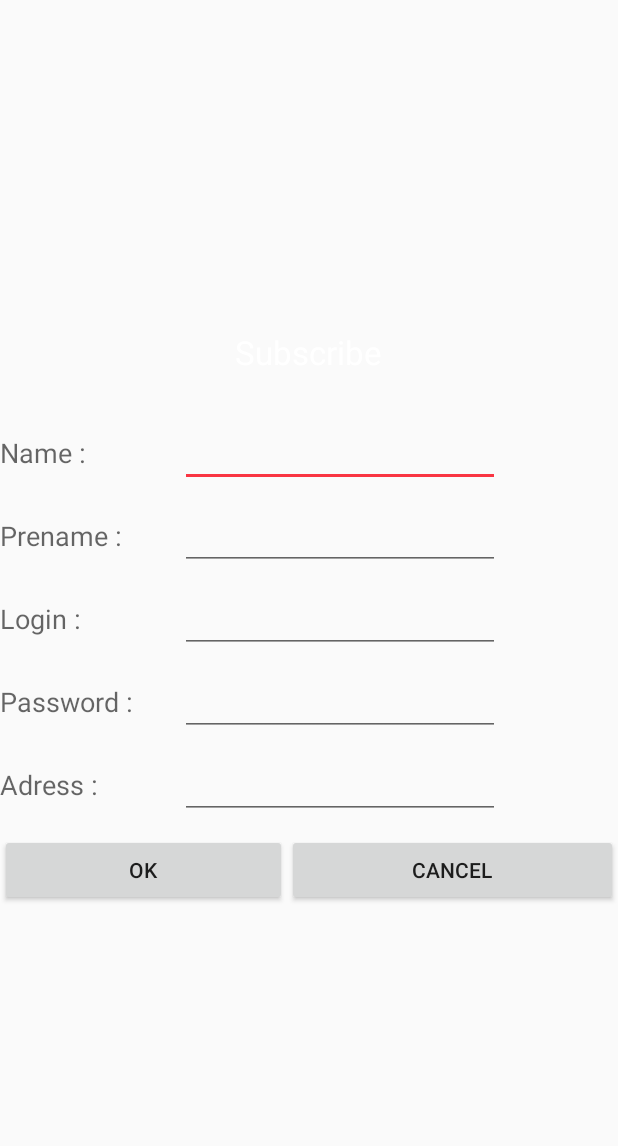
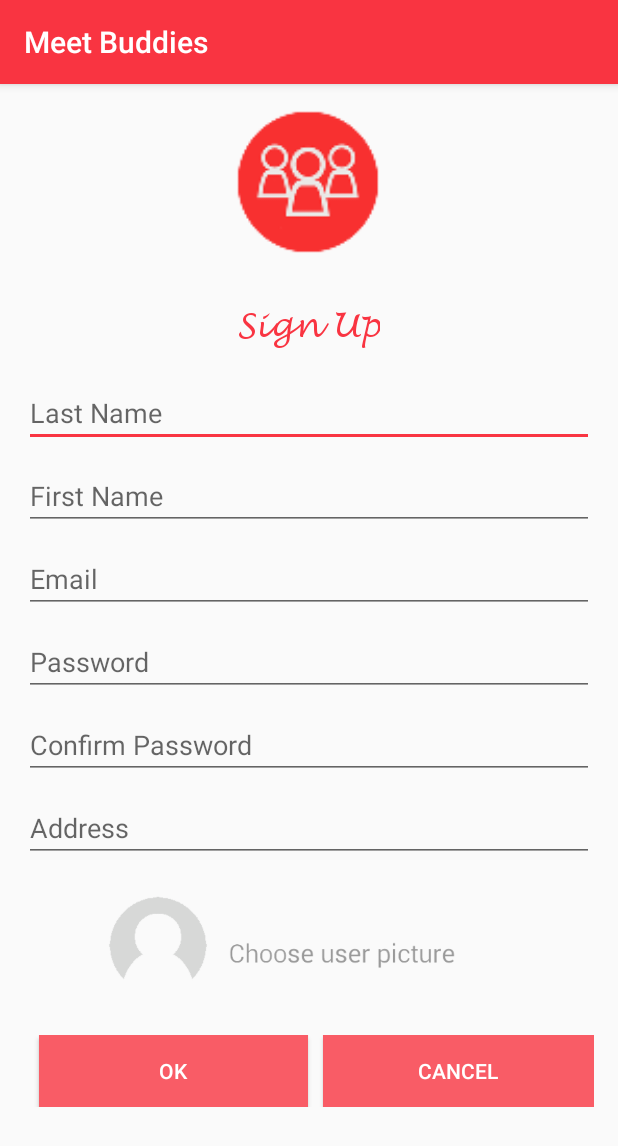
Before and after one commit to maxamillion32/meetBuddies, an Android app: the SignUp screen opened directly, with no data from a screen before it, on a phone screen of 412 x 824 dp. Shown: the top 1146 px of the screen. Run offline under Robolectric (Android 15) with nearby library versions, the phone set to English and light mode, and no system bars.

Commit message:
Sign Up GUI

```diff
--- a/app/src/main/AndroidManifest.xml
+++ b/app/src/main/AndroidManifest.xml
@@ -39,7 +39,7 @@
                 <category android:name="android.intent.category.LAUNCHER" />
             </intent-filter>
         </activity>
-        <activity android:name=".SignUp"></activity>
+        <activity android:name=".SignUp" android:label="@string/app_name"></activity>
         <!--
              The API key for Google Maps-based APIs is defined as a string resource.
              (See the file "res/values/google_maps_api.xml").
--- a/app/src/main/java/com/mk/meetbuddies/SignUp.java
+++ b/app/src/main/java/com/mk/meetbuddies/SignUp.java
@@ -3,8 +3,10 @@ package com.mk.meetbuddies;
 import android.app.Activity;
 import android.app.ProgressDialog;
 import android.content.Intent;
+import android.graphics.Typeface;
 import android.os.AsyncTask;
 import android.os.Bundle;
+import android.support.v7.app.AppCompatActivity;
 import android.util.Log;
 import android.view.MenuItem;
 import android.view.View;
@@ -22,24 +24,27 @@ import org.json.JSONObject;
 
 import java.util.ArrayList;
 
-public class SignUp extends Activity {
+public class SignUp extends AppCompatActivity {
 
     private SubscribeTask subTask = null;
     private Button bOk, bCancel;
-    private TextView name, prename, login, password, photoUrl, adress;
+    private TextView name, prename, login, password, photoUrl, adress, title;
+    private Typeface font;
 
     @Override
     protected void onCreate(Bundle savedInstanceState) {
         super.onCreate(savedInstanceState);
         setContentView(R.layout.activity_sign_up);
-
+        font = Typeface.createFromAsset(getAssets(), "lucida.ttf");
         name = (TextView) findViewById(R.id.tname);
+        title= (TextView) findViewById(R.id.sign_up_label);
         prename = (TextView) findViewById(R.id.tprename);
         login = (TextView) findViewById(R.id.tlogin);
         password = (TextView) findViewById(R.id.tpassword);
         //photoUrl = (TextView) findViewById(R.id.tphotourl);
         adress = (TextView) findViewById(R.id.tadress);
 
+        title.setTypeface(font);
         bOk = (Button) findViewById(R.id.bok);
         bOk.setOnClickListener(new OnClickListener() {
 
@@ -72,7 +77,7 @@ public class SignUp extends Activity {
 
         });
     }
-
+/*
     @Override
     public boolean onMenuItemSelected(int featureId, MenuItem item) {
         // TODO Auto-generated method stub
@@ -84,7 +89,7 @@ public class SignUp extends Activity {
 
         return super.onMenuItemSelected(featureId, item);
     }
-
+*/
     public boolean verify() {
         if (name.getText().toString().equals("")) {
             name.setError("Empty Field name");
--- a/app/src/main/res/layout/activity_sign_up.xml
+++ b/app/src/main/res/layout/activity_sign_up.xml
@@ -1,28 +1,38 @@
 <?xml version="1.0" encoding="utf-8"?>
-<LinearLayout xmlns:android="http://schemas.android.com/apk/res/android"
-    xmlns:tools="http://schemas.android.com/tools"
-    android:id="@+id/LinearLayout1"
-    android:layout_width="match_parent"
-    android:layout_height="match_parent"
-    android:gravity="center_vertical"
-    android:orientation="vertical"
+<ScrollView xmlns:android="http://schemas.android.com/apk/res/android"
+    xmlns:tools="http://schemas.android.com/tools" android:layout_width="match_parent"
+    android:layout_height="match_parent" android:gravity="center_horizontal"
+    android:orientation="vertical" android:paddingBottom="@dimen/activity_vertical_margin"
+    android:paddingLeft="@dimen/activity_horizontal_margin"
+    android:paddingRight="@dimen/activity_horizontal_margin"
+    android:paddingTop="@dimen/activity_vertical_margin"
+    android:theme="@style/AppTheme"
     tools:context="com.mk.meetbuddies.SignUp">
-
+    <LinearLayout  android:layout_width="match_parent"
+        android:layout_height="match_parent" android:gravity="center_horizontal"
+        android:orientation="vertical" >
+        >
     <TableRow
         android:id="@+id/tableRow3"
         android:layout_width="match_parent"
         android:layout_height="wrap_content"
         android:layout_marginBottom="30dp"
         android:gravity="center_vertical|center_horizontal" >
+        <ImageView
+            android:layout_width="100dp"
+            android:layout_height="100dp"
+            android:src="@mipmap/ic_launcher" />
+    </TableRow>
 
-        <TextView
-            android:id="@+id/textView2"
-            android:layout_width="wrap_content"
-            android:layout_height="wrap_content"
-            android:text="Subscribe"
-            android:textAppearance="?android:attr/textAppearanceLarge"
-            android:textColor="#fff" />
-    </TableRow>
+    <TextView
+        android:id="@+id/sign_up_label"
+        android:layout_width="wrap_content"
+        android:layout_height="wrap_content"
+        android:text="Sign Up"
+        android:textColor="@color/colorPrimary"
+        android:textAppearance="?android:attr/textAppearanceLarge"
+        android:layout_gravity="center_horizontal"
+        android:layout_marginBottom="20dp" />
 
     <TableRow
         android:id="@+id/TableRow04"
@@ -30,17 +40,11 @@
         android:layout_height="wrap_content"
         android:layout_marginBottom="10dp" >
 
-        <TextView
-            android:id="@+id/TextView04"
-            android:layout_width="120dp"
-            android:layout_height="wrap_content"
-            android:text="Name :"
-            android:textAppearance="?android:attr/textAppearanceMedium" />
-
         <EditText
             android:id="@+id/tname"
-            android:layout_width="wrap_content"
-            android:layout_height="wrap_content"
+            android:layout_width="match_parent"
+            android:layout_height="match_parent"
+            android:hint="Last Name"
             android:ems="10" >
 
             <requestFocus />
@@ -53,17 +57,11 @@
         android:layout_height="wrap_content"
         android:layout_marginBottom="10dp" >
 
-        <TextView
-            android:id="@+id/TextView03"
-            android:layout_width="120dp"
-            android:layout_height="wrap_content"
-            android:text="Prename :"
-            android:textAppearance="?android:attr/textAppearanceMedium" />
-
         <EditText
             android:id="@+id/tprename"
-            android:layout_width="wrap_content"
+            android:layout_width="match_parent"
             android:layout_height="wrap_content"
+            android:hint="First Name"
             android:ems="10" />
     </TableRow>
 
@@ -73,17 +71,12 @@
         android:layout_height="wrap_content"
         android:layout_marginBottom="10dp" >
 
-        <TextView
-            android:id="@+id/TextView02"
-            android:layout_width="120dp"
-            android:layout_height="wrap_content"
-            android:text="Login :"
-            android:textAppearance="?android:attr/textAppearanceMedium" />
-
         <EditText
             android:id="@+id/tlogin"
-            android:layout_width="wrap_content"
+            android:layout_width="match_parent"
             android:layout_height="wrap_content"
+            android:hint="@string/prompt_email"
+            android:inputType="textEmailAddress"
             android:ems="10" />
     </TableRow>
 
@@ -93,52 +86,70 @@
         android:layout_height="wrap_content"
         android:layout_marginBottom="10dp" >
 
-        <TextView
-            android:id="@+id/TextView01"
-            android:layout_width="120dp"
-            android:layout_height="wrap_content"
-            android:text="Password :"
-            android:textAppearance="?android:attr/textAppearanceMedium" />
-
         <EditText
             android:id="@+id/tpassword"
-            android:layout_width="wrap_content"
+            android:layout_width="match_parent"
             android:layout_height="wrap_content"
+            android:inputType="textPassword"
+            android:hint="Password"
             android:ems="10" />
     </TableRow>
+        <TableRow
+            android:id="@+id/TableRow09"
+            android:layout_width="match_parent"
+            android:layout_height="wrap_content"
+            android:layout_marginBottom="10dp" >
 
+            <EditText
+                android:id="@+id/tConfirmPassword"
+                android:layout_width="match_parent"
+                android:layout_height="wrap_content"
+                android:inputType="textPassword"
+                android:hint="Confirm Password"
+                android:ems="10" />
+        </TableRow>
     <TableRow
         android:id="@+id/tableRow1"
         android:layout_width="match_parent"
         android:layout_height="wrap_content"
         android:layout_marginBottom="10dp" >
 
-        <TextView
-            android:id="@+id/textView1"
-            android:layout_width="120dp"
-            android:layout_height="wrap_content"
-            android:text="Adress :"
-            android:textAppearance="?android:attr/textAppearanceMedium" />
-
         <EditText
             android:id="@+id/tadress"
-            android:layout_width="wrap_content"
+            android:layout_width="match_parent"
             android:layout_height="wrap_content"
+            android:hint="Address"
             android:ems="10" >
         </EditText>
     </TableRow>
+        <TableRow
+            android:id="@+id/tableRow11"
+            android:layout_width="match_parent"
+            android:layout_height="wrap_content"
+            android:layout_marginBottom="10dp" >
+            <ImageView
+            android:id="@+id/upload_picture"
+            android:layout_width="match_parent"
+            android:layout_height="90dp"
+            android:src="@drawable/picture_user"
+                />
 
+        </TableRow>
     <TableRow
         android:id="@+id/tableRow2"
         android:layout_width="match_parent"
-        android:layout_height="wrap_content" >
+        android:layout_height="wrap_content"
+        android:layout_marginTop="5dp">
 
         <Button
             android:id="@+id/bok"
             style="?android:attr/buttonStyleSmall"
             android:layout_width="wrap_content"
             android:layout_height="wrap_content"
-            android:layout_weight="1"
+            android:layout_weight="0.82"
+            android:textColor="@android:color/white"
+            android:background="@drawable/signin_button"
+            android:layout_marginLeft="10dp"
             android:text="Ok" />
 
         <Button
@@ -146,8 +157,12 @@
             style="?android:attr/buttonStyleSmall"
             android:layout_width="wrap_content"
             android:layout_height="wrap_content"
-            android:layout_weight="1"
-            android:text="Cancel" />
+            android:layout_weight="0.79"
+            android:textColor="@android:color/white"
+            android:background="@drawable/signin_button"
+            android:text="Cancel"
+            android:layout_marginLeft="10dp" />
     </TableRow>
 
 </LinearLayout>
+</ScrollView>
--- a/app/src/main/res/layout/content_main.xml
+++ b/app/src/main/res/layout/content_main.xml
@@ -8,6 +8,7 @@
     android:paddingLeft="@dimen/activity_horizontal_margin"
     android:paddingRight="@dimen/activity_horizontal_margin"
     android:paddingTop="@dimen/activity_vertical_margin"
+    android:id="@+id/mainFragment"
     app:layout_behavior="@string/appbar_scrolling_view_behavior"
     tools:context="com.mk.meetbuddies.MainActivity"
     tools:showIn="@layout/app_bar_main">
--- a/app/src/main/res/values/strings.xml
+++ b/app/src/main/res/values/strings.xml
@@ -25,4 +25,7 @@
 
     <string name="action_settings">Settings</string>
 
+    <!-- TODO: Remove or change this placeholder text -->
+    <string name="hello_blank_fragment">Hello blank fragment</string>
+
 </resources>
```
Also changed, not shown: app/src/main/res/drawable/picture_user.png (added).
